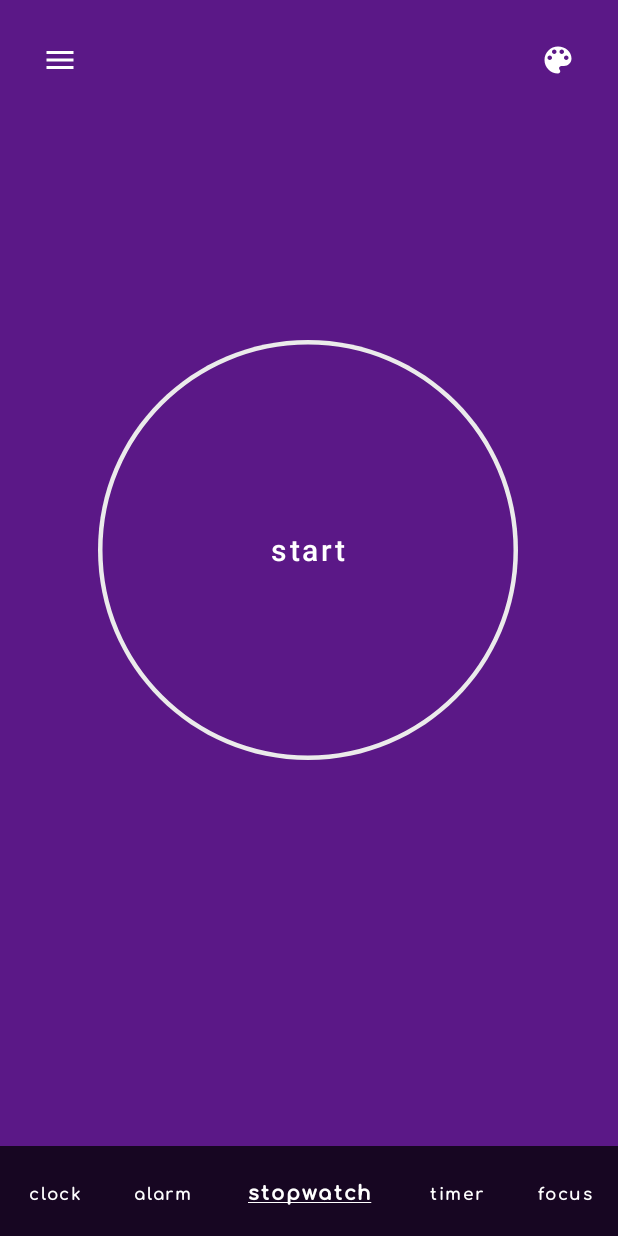
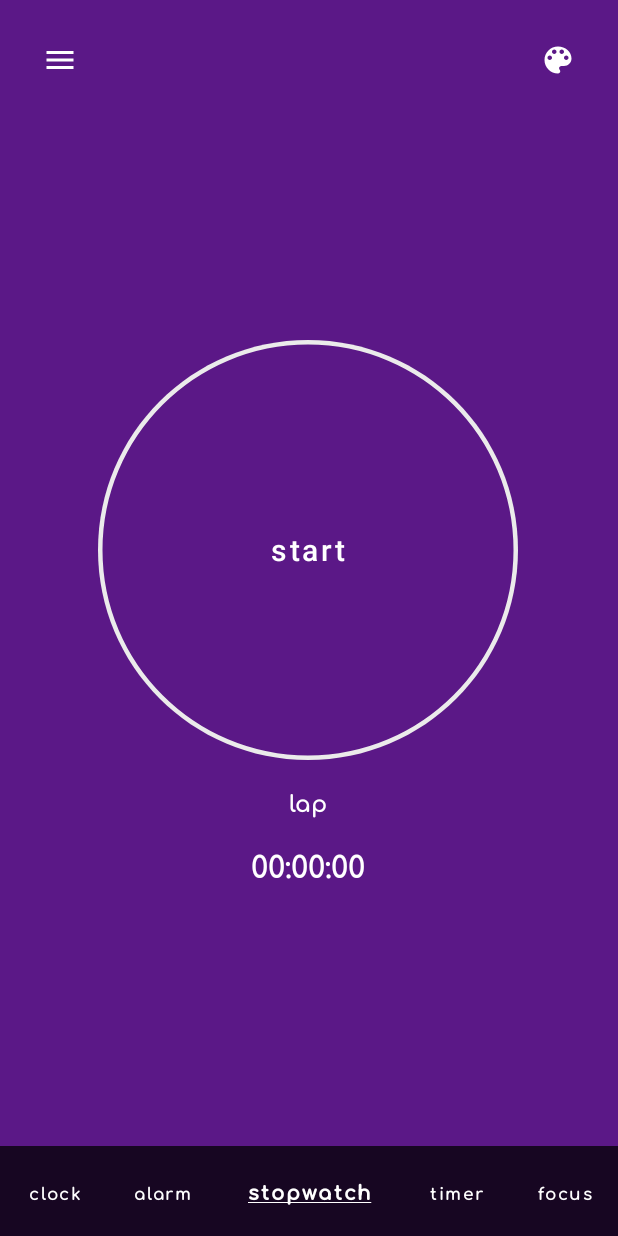
Before and after one commit to RjeEnn/droidsy-droids-clock, an Android app: the StopwatchActivity screen opened directly, with no data from a screen before it, on a phone screen of 412 x 824 dp. Run offline under Robolectric (Android 15) with nearby library versions, the phone set to English and light mode, and no system bars.

Commit message:
minor fixes

```diff
--- a/app/src/main/java/com/doc/droidysdroidsclock/StopwatchActivity.kt
+++ b/app/src/main/java/com/doc/droidysdroidsclock/StopwatchActivity.kt
@@ -6,6 +6,7 @@ import androidx.appcompat.app.AppCompatActivity
 import android.os.Bundle
 import android.util.Log
 import android.view.View
+import android.view.animation.AlphaAnimation
 import android.view.animation.Animation
 import android.view.animation.LinearInterpolator
 import android.widget.*
@@ -63,12 +64,35 @@ class StopwatchActivity : AppCompatActivity() {
         val resumeBtn: ImageButton = findViewById(R.id.resume_btn)
         val startBtn: Button = findViewById(R.id.start_stopwatch)
         val union: View = findViewById(R.id.union)
+        val lap: TextView = findViewById(R.id.lap)
+        val lapTime: TextView = findViewById((R.id.lap_time))
+
+        val timeAnimIn = AlphaAnimation(0f, 1f)
+        val timeAnimOut = AlphaAnimation(1f, 0f)
+        timeAnimIn.duration = 500
+        timeAnimOut.duration = 500
+
+        lapBtn.setOnClickListener {
+            lapTime.text = timing.text
+            lapTime.startAnimation(timeAnimIn)
+            lap.startAnimation(timeAnimIn)
+
+            timeElapsed = 0.0
+        }
 
         val anim = ObjectAnimator.ofFloat(union, "rotation", 0f, 360f)
 
         anim.duration = 1000
         anim.repeatCount = Animation.INFINITE
         anim.repeatMode = ObjectAnimator.RESTART
+
+        val prefs: SharedPreferences = getSharedPreferences("prefs", MODE_PRIVATE)
+        stopped = prefs.getBoolean("stopped", true)
+        paused = prefs.getBoolean("paused", false)
+
+        if(!stopped && !paused) {
+            anim.start()
+        }
 
         startBtn.setOnClickListener {
             startBtn.visibility = View.GONE
@@ -133,6 +157,7 @@ class StopwatchActivity : AppCompatActivity() {
             stopService(serviceIntent)
             timeElapsed = 0.0
             timing.text = getTimeStringFromDouble(timeElapsed)
+            lapTime.text = getTimeStringFromDouble(timeElapsed)
 
             stopped = true
             paused = false
--- a/app/src/main/res/layout/activity_stopwatch.xml
+++ b/app/src/main/res/layout/activity_stopwatch.xml
@@ -171,6 +171,33 @@
         app:layout_constraintStart_toStartOf="@+id/ellipse_1"
         app:layout_constraintTop_toBottomOf="@+id/timing" />
 
+    <TextView
+        android:id="@+id/lap"
+        android:layout_width="wrap_content"
+        android:layout_height="wrap_content"
+        android:fontFamily="@font/comfortaa_bold"
+        android:text="@string/lap"
+        android:textColor="#FFFFFF"
+        android:textSize="15sp"
+        app:layout_constraintBottom_toTopOf="@+id/lap_time"
+        app:layout_constraintEnd_toEndOf="@+id/ellipse_1"
+        app:layout_constraintStart_toStartOf="@+id/ellipse_1"
+        app:layout_constraintTop_toBottomOf="@+id/ellipse_1" />
+
+    <TextView
+        android:id="@+id/lap_time"
+        android:layout_width="wrap_content"
+        android:layout_height="wrap_content"
+        android:layout_marginBottom="120dp"
+        android:fontFamily="@font/comfortaa_bold"
+        android:text="@string/timing"
+        android:textColor="#FFFFFF"
+        android:textSize="20sp"
+        app:layout_constraintBottom_toTopOf="@+id/linearLayout2"
+        app:layout_constraintEnd_toEndOf="@+id/ellipse_1"
+        app:layout_constraintStart_toStartOf="@+id/ellipse_1"
+        app:layout_constraintTop_toBottomOf="@+id/ellipse_1" />
+
     <ImageButton
         android:id="@+id/stop_btn"
         android:layout_width="wrap_content"
--- a/app/src/main/res/values/strings.xml
+++ b/app/src/main/res/values/strings.xml
@@ -48,4 +48,5 @@
     <string name="wrk_time">00:30:00</string>
     <string name="brk1_time">00:05:00</string>
     <string name="brk2_time">00:10:00</string>
+    <string name="lap">lap</string>
 </resources>
```
